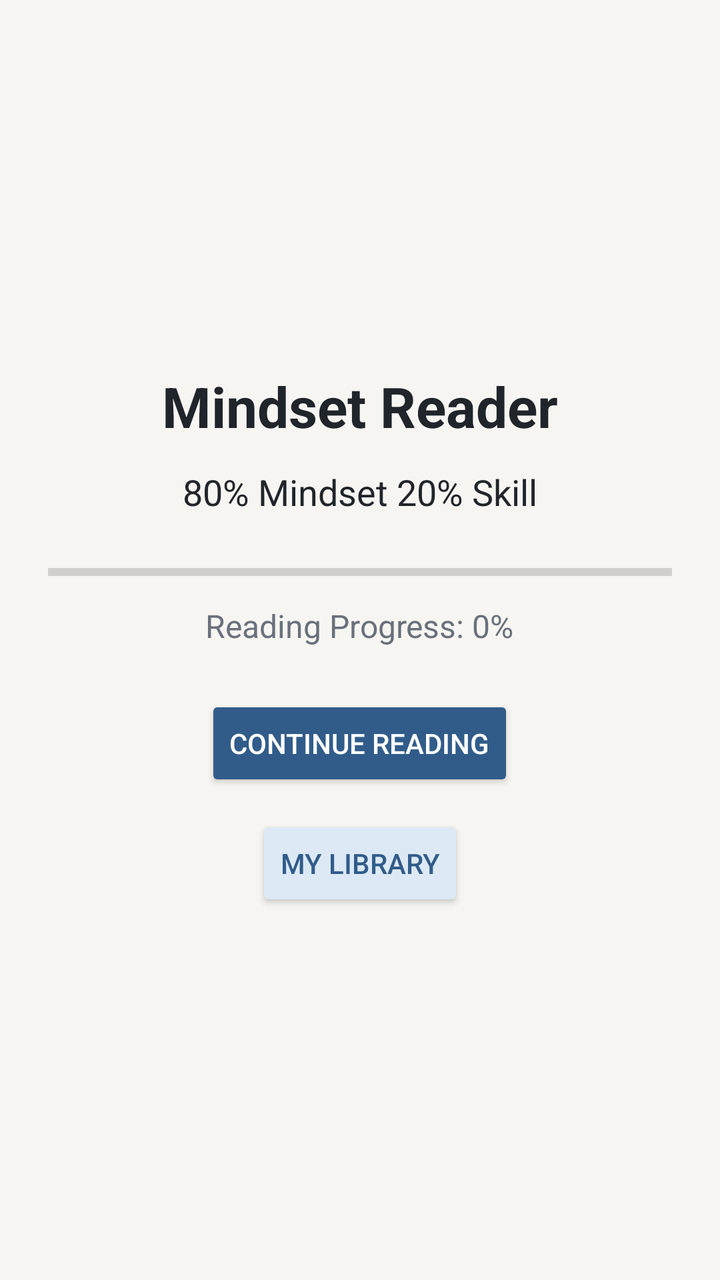
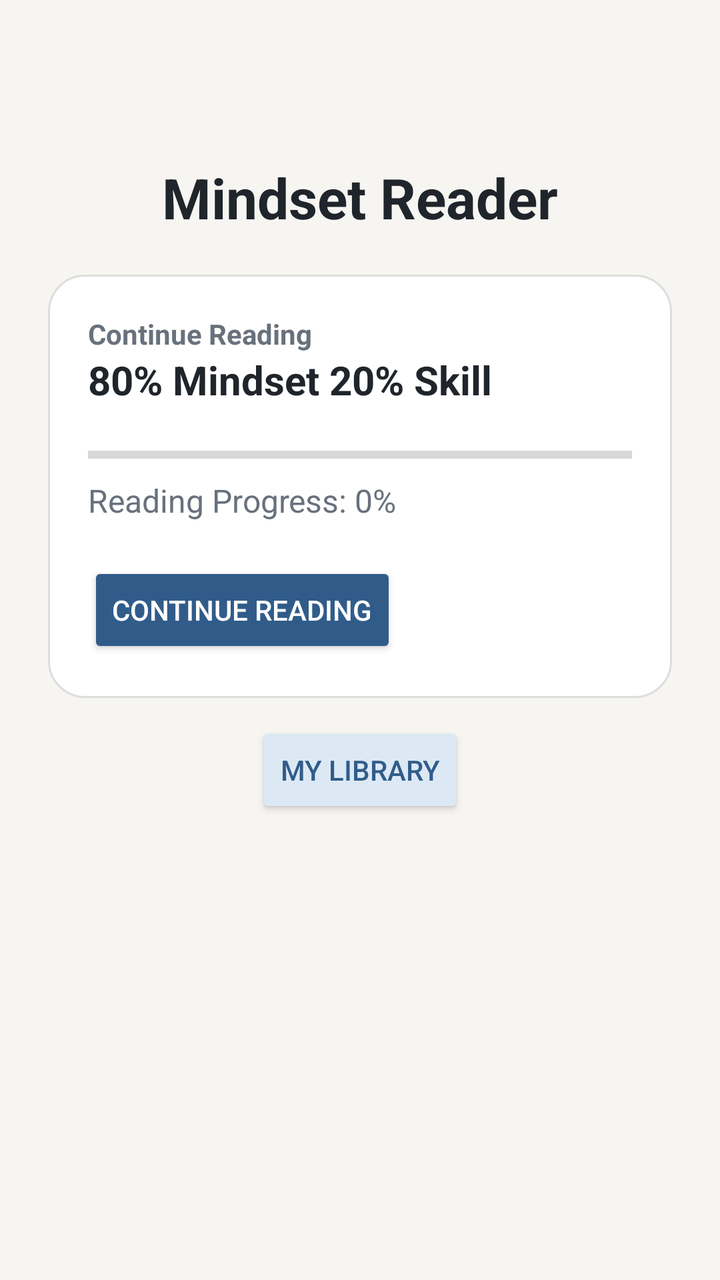

Two renders of the same Android screen: before a commit and after it. Below are the layout's source before the change and the commit's diff.
<!-- AndroidManifest.xml: application theme Theme.MindsetReader -->
<!-- res/layout/activity_main.xml -->
<?xml version="1.0" encoding="utf-8"?>
<FrameLayout
    xmlns:android="http://schemas.android.com/apk/res/android"
    android:layout_width="match_parent"
    android:layout_height="match_parent">

    
    <LinearLayout
        android:id="@+id/homeLayout"
        android:layout_width="match_parent"
        android:layout_height="match_parent"
        android:background="@color/background"
        android:gravity="center"
        android:orientation="vertical"
        android:padding="24dp">

        <TextView
            android:layout_width="wrap_content"
            android:layout_height="wrap_content"
            android:text="@string/app_title"
            android:textSize="28sp"
            android:textStyle="bold"
            android:textColor="@color/text_primary" />

        <TextView
            android:id="@+id/homeBookTitle"
            android:layout_width="wrap_content"
            android:layout_height="wrap_content"
            android:layout_marginTop="12dp"
            android:text="@string/book_title"
            android:textSize="18sp"
            android:textColor="@color/text_primary" />

        <ProgressBar
            android:id="@+id/readingProgress"
            style="?android:attr/progressBarStyleHorizontal"
            android:layout_width="match_parent"
            android:layout_height="wrap_content"
            android:layout_marginTop="20dp"
            android:max="100"
            android:progress="0"
            android:progressTint="@color/progress"  />

        <TextView
            android:id="@+id/progressText"
            android:layout_width="wrap_content"
            android:layout_height="wrap_content"
            android:layout_marginTop="8dp"
            android:text="@string/reading_progress_zero"
            android:textSize="16sp"
            android:textColor="@color/text_secondary" />



        <Button
            android:id="@+id/continueButton"
            android:layout_width="wrap_content"
            android:layout_height="wrap_content"
            android:layout_marginTop="24dp"
            android:text="@string/continue_reading"
            android:textColor="@color/white"
            android:backgroundTint="@color/primary" />

        <Button
            android:id="@+id/libraryButton"
            android:layout_width="wrap_content"
            android:layout_height="wrap_content"
            android:layout_marginTop="12dp"
            android:text="@string/library_title"
            android:textColor="@color/primary"
            android:backgroundTint="@color/primary_light" />

    </LinearLayout>

    
    <com.github.barteksc.pdfviewer.PDFView
        android:id="@+id/pdfView"
        android:layout_width="match_parent"
        android:layout_height="match_parent"
        android:visibility="gone" />

</FrameLayout>
<!-- resources referenced by this layout -->
<resources>
  <color name="background">#F7F5F1</color>
  <color name="primary">#315C8A</color>
  <color name="primary_light">#DCE9F5</color>
  <color name="progress">#315C8A</color>
  <color name="text_primary">#20252B</color>
  <color name="text_secondary">#68717C</color>
  <color name="white">#FFFFFFFF</color>
  <string name="app_title">Mindset Reader</string>
  <string name="book_title">80% Mindset 20% Skill</string>
  <string name="continue_reading">Continue Reading</string>
  <string name="library_title">My Library</string>
  <string name="reading_progress_zero">Reading Progress: 0%</string>
  <style name="Theme.MindsetReader" parent="Theme.MaterialComponents.DayNight.DarkActionBar">
  
          <item name="colorPrimary">@color/primary</item>
          <item name="colorPrimaryVariant">@color/primary_dark</item>
          <item name="colorOnPrimary">@color/white</item>
  
          <item name="colorSecondary">@color/primary_light</item>
          <item name="colorSecondaryVariant">@color/primary</item>
          <item name="colorOnSecondary">@color/black</item>
  
          <item name="android:statusBarColor">?attr/colorPrimaryVariant</item>
  
      </style>
  <color name="primary_dark">#234568</color>
  <color name="black">#FF000000</color>
</resources>

<!-- the commit's change to res/layout/activity_main.xml (unified diff, before → after) -->
@@ -10,9 +10,12 @@
         android:layout_width="match_parent"
         android:layout_height="match_parent"
         android:background="@color/background"
-        android:gravity="center"
+        android:gravity="center_horizontal"
         android:orientation="vertical"
-        android:padding="24dp">
+        android:paddingStart="24dp"
+        android:paddingEnd="24dp"
+        android:paddingTop="80dp"
+        android:paddingBottom="24dp" >
 
         <TextView
             android:layout_width="wrap_content"
@@ -22,44 +25,58 @@
             android:textStyle="bold"
             android:textColor="@color/text_primary" />
 
-        <TextView
-            android:id="@+id/homeBookTitle"
-            android:layout_width="wrap_content"
-            android:layout_height="wrap_content"
-            android:layout_marginTop="12dp"
-            android:text="@string/book_title"
-            android:textSize="18sp"
-            android:textColor="@color/text_primary" />
-
-        <ProgressBar
-            android:id="@+id/readingProgress"
-            style="?android:attr/progressBarStyleHorizontal"
+        <LinearLayout
             android:layout_width="match_parent"
             android:layout_height="wrap_content"
             android:layout_marginTop="20dp"
-            android:max="100"
-            android:progress="0"
-            android:progressTint="@color/progress"  />
+            android:orientation="vertical"
+            android:background="@drawable/home_continue_card_background">
 
-        <TextView
-            android:id="@+id/progressText"
-            android:layout_width="wrap_content"
-            android:layout_height="wrap_content"
-            android:layout_marginTop="8dp"
-            android:text="@string/reading_progress_zero"
-            android:textSize="16sp"
-            android:textColor="@color/text_secondary" />
+            <TextView
+                android:layout_width="wrap_content"
+                android:layout_height="wrap_content"
+                android:text="@string/continue_reading"
+                android:textSize="14sp"
+                android:textStyle="bold"
+                android:textColor="@color/text_secondary" />
+            <TextView
+                android:id="@+id/homeBookTitle"
+                android:layout_width="match_parent"
+                android:layout_height="wrap_content"
+                android:text="@string/book_title"
+                android:textSize="20sp"
+                android:textStyle="bold"
+                android:textColor="@color/text_primary" />
 
+            <ProgressBar
+                android:id="@+id/readingProgress"
+                style="?android:attr/progressBarStyleHorizontal"
+                android:layout_width="match_parent"
+                android:layout_height="8dp"
+                android:layout_marginTop="20dp"
+                android:max="100"
+                android:progress="0"
+                android:progressTint="@color/progress" />
 
+            <TextView
+                android:id="@+id/progressText"
+                android:layout_width="wrap_content"
+                android:layout_height="wrap_content"
+                android:layout_marginTop="8dp"
+                android:text="@string/reading_progress_zero"
+                android:textSize="16sp"
+                android:textColor="@color/text_secondary" />
 
-        <Button
-            android:id="@+id/continueButton"
-            android:layout_width="wrap_content"
-            android:layout_height="wrap_content"
-            android:layout_marginTop="24dp"
-            android:text="@string/continue_reading"
-            android:textColor="@color/white"
-            android:backgroundTint="@color/primary" />
+            <Button
+                android:id="@+id/continueButton"
+                android:layout_width="wrap_content"
+                android:layout_height="wrap_content"
+                android:layout_marginTop="20dp"
+                android:text="@string/continue_reading"
+                android:textColor="@color/white"
+                android:backgroundTint="@color/primary" />
+
+        </LinearLayout>
 
         <Button
             android:id="@+id/libraryButton"
<!-- resource entries referenced after the edit -->
@@ -7,6 +7,27 @@
   <color name="text_primary">#20252B</color>
   <color name="text_secondary">#68717C</color>
   <color name="white">#FFFFFFFF</color>
+  <!-- drawable home_continue_card_background (drawable) -->
+  <?xml version="1.0" encoding="utf-8"?>
+  <shape xmlns:android="http://schemas.android.com/apk/res/android"
+  
+      android:shape="rectangle">
+  
+      <corners android:radius="18dp" />
+  
+      <solid android:color="@color/surface" />
+  
+      <stroke
+          android:width="1dp"
+          android:color="#DDDDDD" />
+  
+      <padding
+          android:left="20dp"
+          android:top="20dp"
+          android:right="20dp"
+          android:bottom="20dp" />
+  
+  </shape>
   <string name="app_title">Mindset Reader</string>
   <string name="book_title">80% Mindset 20% Skill</string>
   <string name="continue_reading">Continue Reading</string>
@@ -25,6 +46,7 @@
           <item name="android:statusBarColor">?attr/colorPrimaryVariant</item>
   
       </style>
+  <color name="surface">#FFFFFF</color>
   <color name="primary_dark">#234568</color>
   <color name="black">#FF000000</color>
 </resources>
